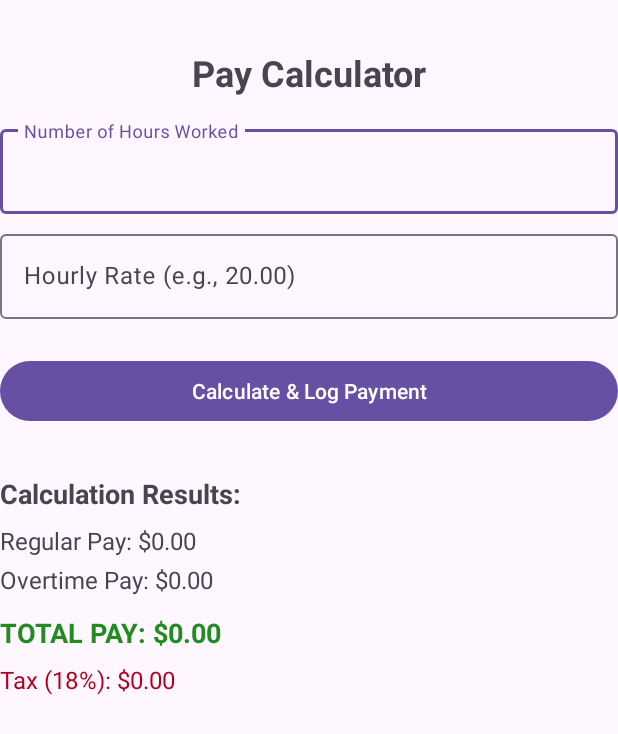
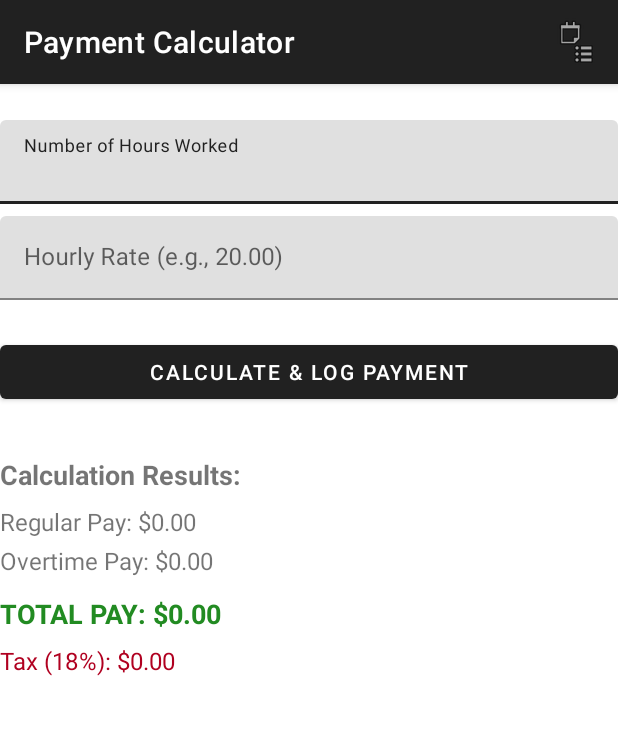
Before and after one commit to Infinitewumbo/A1_Patrick_Millares, an Android app: the screen it shows after launch (MainActivity), on a phone screen of 412 x 824 dp. Shown: the top 734 px of the screen. Run offline under Robolectric (Android 15) with nearby library versions, the phone set to English and light mode, and no system bars.

Commit message:
fixed appbar issue

```diff
--- a/app/src/main/AndroidManifest.xml
+++ b/app/src/main/AndroidManifest.xml
@@ -7,7 +7,7 @@
         android:dataExtractionRules="@xml/data_extraction_rules"
         android:fullBackupContent="@xml/backup_rules"
         android:icon="@mipmap/ic_launcher"
-        android:label="@string/app_name"
+        android:label="Payment Calculator"
         android:roundIcon="@mipmap/ic_launcher_round"
         android:supportsRtl="true"
         android:theme="@style/Theme.Comp3074_Assignment1">
--- a/app/src/main/res/layout/activity_main.xml
+++ b/app/src/main/res/layout/activity_main.xml
@@ -2,35 +2,21 @@
 <androidx.constraintlayout.widget.ConstraintLayout xmlns:android="http://schemas.android.com/apk/res/android"
     xmlns:app="http://schemas.android.com/apk/res-auto"
     xmlns:tools="http://schemas.android.com/tools"
-    android:id="@+id/main"
     android:layout_width="match_parent"
     android:layout_height="match_parent"
-    tools:context=".MainActivity">
-
-    <TextView
-        android:id="@+id/text_title"
-        android:layout_width="0dp"
-        android:layout_height="wrap_content"
-        android:text="Pay Calculator"
-        android:textSize="24sp"
-        android:textStyle="bold"
-        android:textAlignment="center"
-        app:layout_constraintTop_toTopOf="parent"
-        app:layout_constraintStart_toStartOf="parent"
-        app:layout_constraintEnd_toEndOf="parent"
-        android:layout_marginTop="32dp"
-        android:layout_marginBottom="32dp"
-        />
-
+    android:fitsSystemWindows="true"
+    tools:context=".MainActivity"
+    android:paddingStart="16dp"
+    android:paddingEnd="16dp">
 
 
     <com.google.android.material.textfield.TextInputLayout
         android:id="@+id/layout_hours"
         android:layout_width="0dp"
         android:layout_height="wrap_content"
-        android:layout_marginTop="16dp"
+        android:layout_marginTop="24dp"
         android:hint="Number of Hours Worked"
-        app:layout_constraintTop_toBottomOf="@id/text_title"
+        app:layout_constraintTop_toTopOf="parent"
         app:layout_constraintStart_toStartOf="parent"
         app:layout_constraintEnd_toEndOf="parent">
 
--- a/app/src/main/res/values/themes.xml
+++ b/app/src/main/res/values/themes.xml
@@ -1,6 +1,6 @@
 <resources xmlns:tools="http://schemas.android.com/tools">
     <!-- Base application theme. -->
-    <style name="Base.Theme.Comp3074_Assignment1" parent="Theme.Material3.DayNight.NoActionBar">
+    <style name="Base.Theme.Comp3074_Assignment1" parent="Theme.MaterialComponents.DayNight.DarkActionBar">
         <!-- Customize your light theme here. -->
         <!-- <item name="colorPrimary">@color/my_light_primary</item> -->
     </style>
```
Also changed, not shown: app/src/main/res/layout/activity_details.xml (+4 -15 lines).
